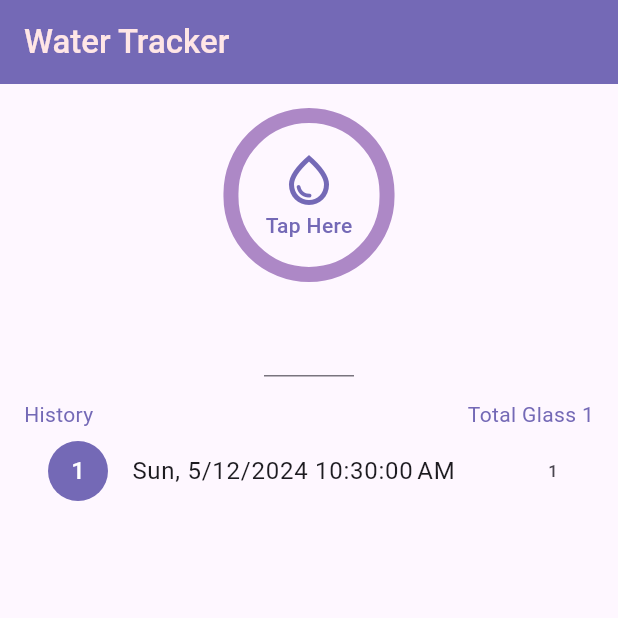
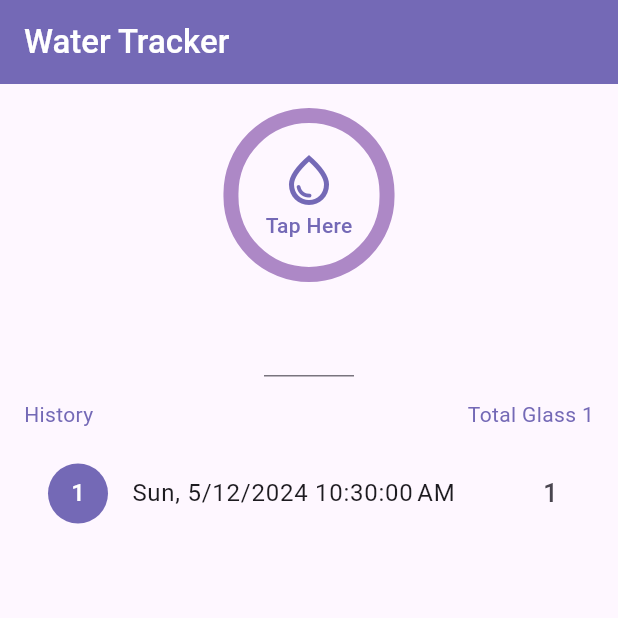
Before and after one commit to DevNadimm/water_tracker, a Flutter app: the screen it shows after launch, after a tap on "Tap Here", on a phone screen of 412 x 824 dp, the top half of it. Run offline on Flutter 3.47's test engine with Material 3 defaults, Android fonts, the phone set to English and light mode, and no system bars.

Commit message:
All works good

```diff
--- a/lib/home_screen.dart
+++ b/lib/home_screen.dart
@@ -59,7 +59,9 @@ class _HomeScreenState extends State<HomeScreen> {
                 ],
               ),
             ),
+
             const SizedBox(height: 15),
+
             Row(
               mainAxisAlignment: MainAxisAlignment.spaceBetween,
               children: [
@@ -67,6 +69,9 @@ class _HomeScreenState extends State<HomeScreen> {
                 Text('Total Glass ${_getTotalWaterConsumeCount()}', style: const TextStyle(color: Color(0xff7469B6))),
               ],
             ),
+
+            const SizedBox(height: 15),
+
             Expanded(
               child: ListView.builder(
                 itemCount: waterConsumeList.length,
@@ -78,7 +83,7 @@ class _HomeScreenState extends State<HomeScreen> {
                       foregroundColor: Colors.white,
                       child: Text('${index + 1}'),
                     ),
-                    trailing: Text((waterConsumeList[index].waterGlasses).toString()),
+                    trailing: Text((waterConsumeList[index].waterGlasses).toString(),style: const TextStyle(fontSize: 17,fontWeight: FontWeight.w500),),
                   );
                 },
               ),
--- a/lib/main.dart
+++ b/lib/main.dart
@@ -11,18 +11,13 @@ class MyApp extends StatelessWidget {
   @override
   Widget build(BuildContext context) {
     return MaterialApp(
+      debugShowCheckedModeBanner: false,
       title: 'Water Tracker',
       home: const HomeScreen(),
       theme: ThemeData(
         appBarTheme: const AppBarTheme(
             backgroundColor: Color(0xff7469B6),
-            foregroundColor: Color(0xffFFE6E6)),
-
-        // inputDecorationTheme: const InputDecorationTheme(
-        //   border: OutlineInputBorder(
-        //     borderSide: BorderSide(width: 1,color: Color(0xffAD88C6))
-        //   )
-        // )
+            foregroundColor: Color(0xffffffff)),
       ),
     );
   }
```
